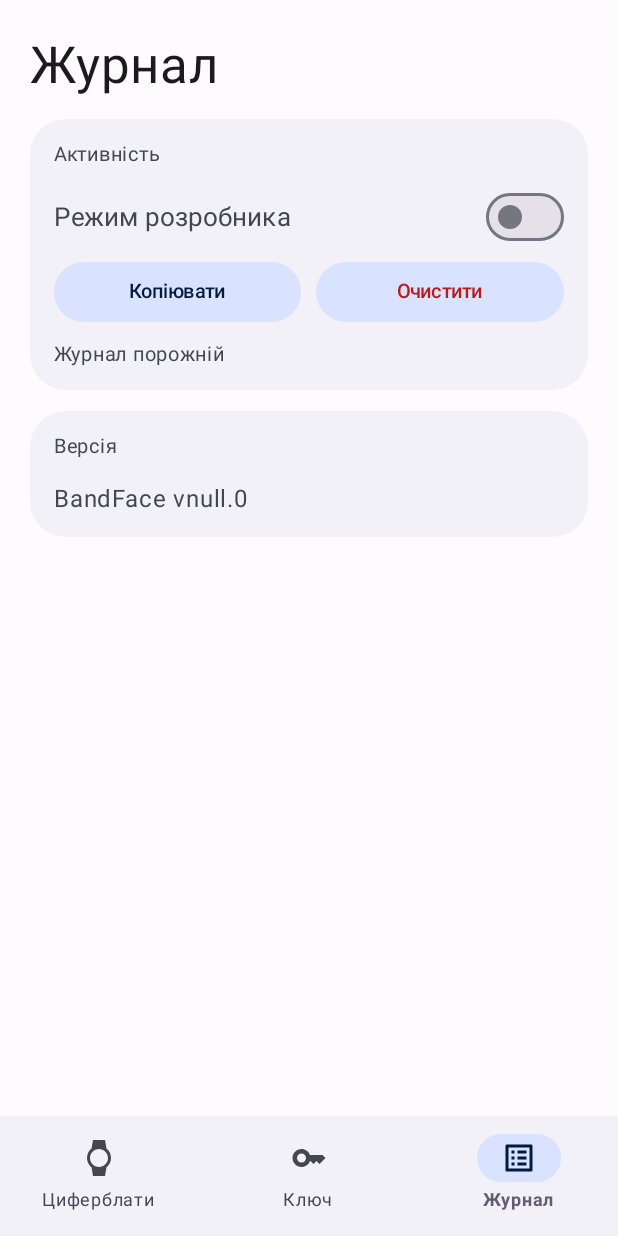
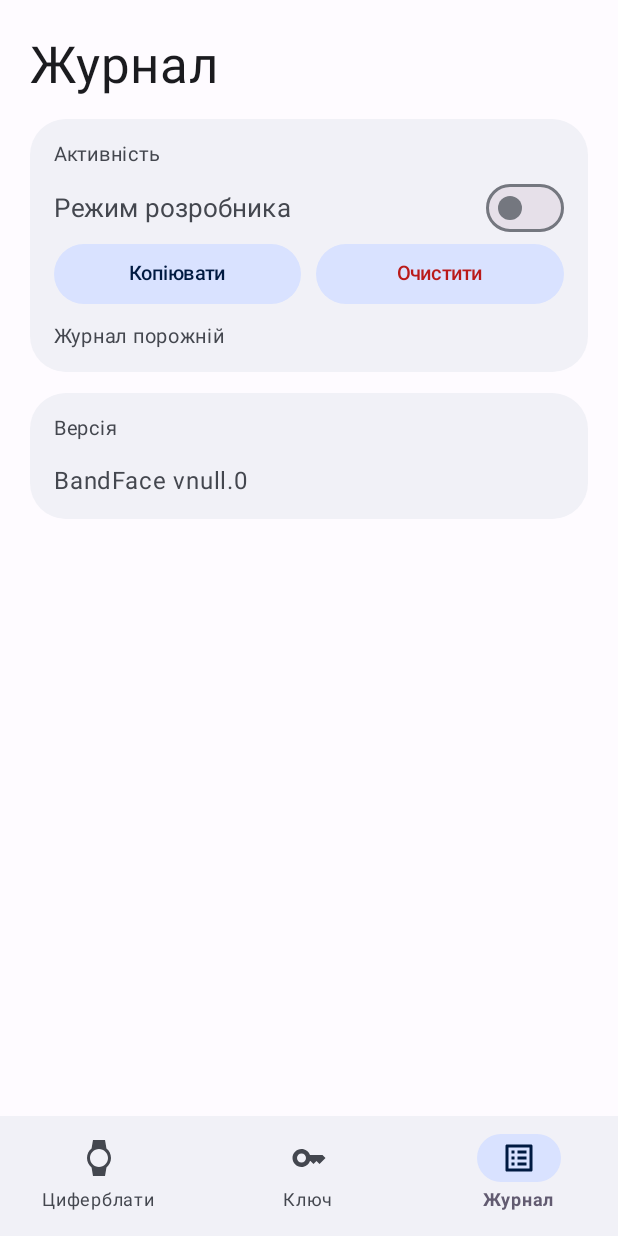
Before and after one commit to hunt2121/iosmiface, an Android app built with Jetpack Compose: the screen it shows after launch (MainActivity), item 3 of the bottom bar chosen, on a phone screen of 412 x 824 dp. Run offline under Robolectric (Android 15) with nearby library versions, the phone set to English and light mode, and no system bars.

Commit message:
Android: відступ під заголовком «Активність» рахується від тексту, а не від перемикача
Co-Authored-By: Claude Sonnet 5.5 <noreply@anthropic.com>
Claude-Session: https://claude.ai/code/session_01WysSwiNnPXkBgFifEqasra

```diff
--- a/android/app/src/main/kotlin/com/bandface/app/MainActivity.kt
+++ b/android/app/src/main/kotlin/com/bandface/app/MainActivity.kt
@@ -23,6 +23,7 @@ import androidx.compose.foundation.layout.fillMaxSize
 import androidx.compose.foundation.layout.fillMaxWidth
 import androidx.compose.foundation.layout.height
 import androidx.compose.foundation.layout.padding
+import androidx.compose.foundation.layout.requiredSize
 import androidx.compose.foundation.layout.size
 import androidx.compose.foundation.layout.statusBarsPadding
 import androidx.compose.foundation.layout.width
@@ -298,8 +299,11 @@ fun LogTab(vm: MainViewModel) {
         SectionCard(stringResource(R.string.activity)) {
             Row(verticalAlignment = Alignment.CenterVertically) {
                 Text(stringResource(R.string.dev_mode), Modifier.weight(1f), fontSize = 17.sp)
-                CompositionLocalProvider(LocalMinimumInteractiveComponentSize provides Dp.Unspecified) {
-                    Switch(vm.devMode, { vm.setDev(it) })
+                // Висоту рядка задає текст: перемикач виходить за його межі й не збільшує відступ від заголовка
+                Box(Modifier.width(52.dp).height(0.dp), contentAlignment = Alignment.Center) {
+                    CompositionLocalProvider(LocalMinimumInteractiveComponentSize provides Dp.Unspecified) {
+                        Switch(vm.devMode, { vm.setDev(it) }, Modifier.requiredSize(52.dp, 32.dp))
+                    }
                 }
             }
             Row(horizontalArrangement = Arrangement.spacedBy(10.dp)) {
```
